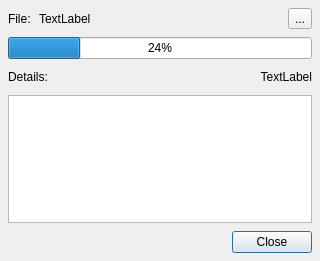
Qt form ui/deleteprogressdialog.ui (maxavadallat/maxcommander) before a commit.
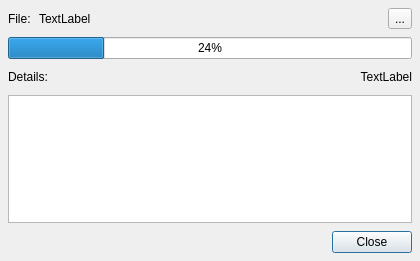
The same form after that commit.

What changed in the file:
```diff
--- a/ui/deleteprogressdialog.ui
+++ b/ui/deleteprogressdialog.ui
@@ -6,7 +6,7 @@
    <rect>
     <x>0</x>
     <y>0</y>
-    <width>320</width>
+    <width>420</width>
     <height>260</height>
    </rect>
   </property>
```
